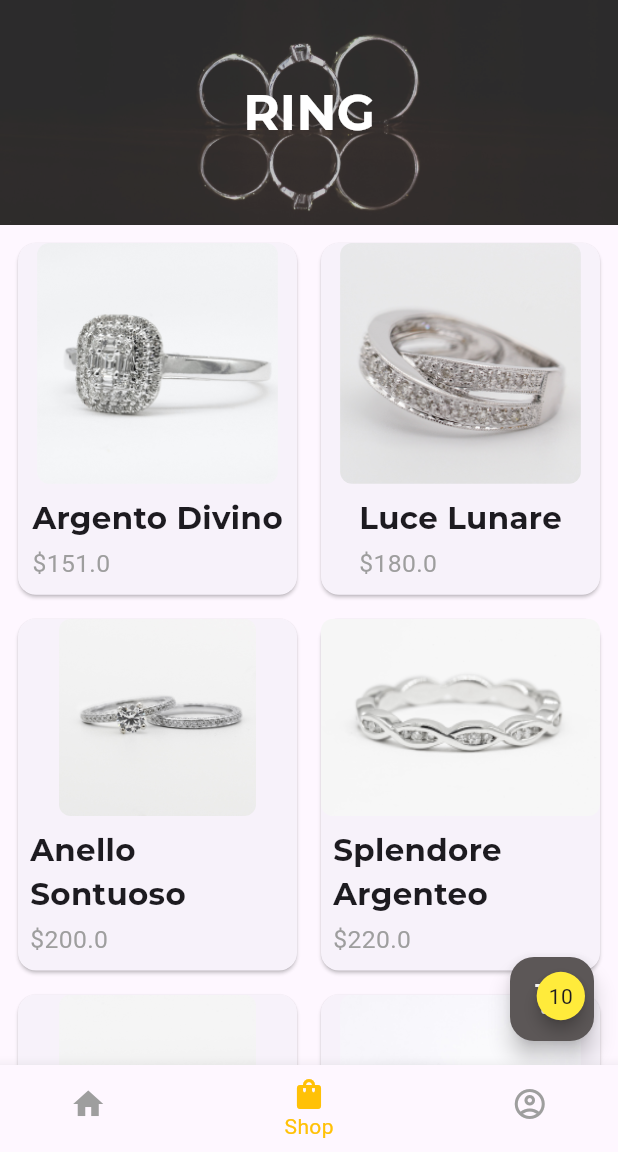
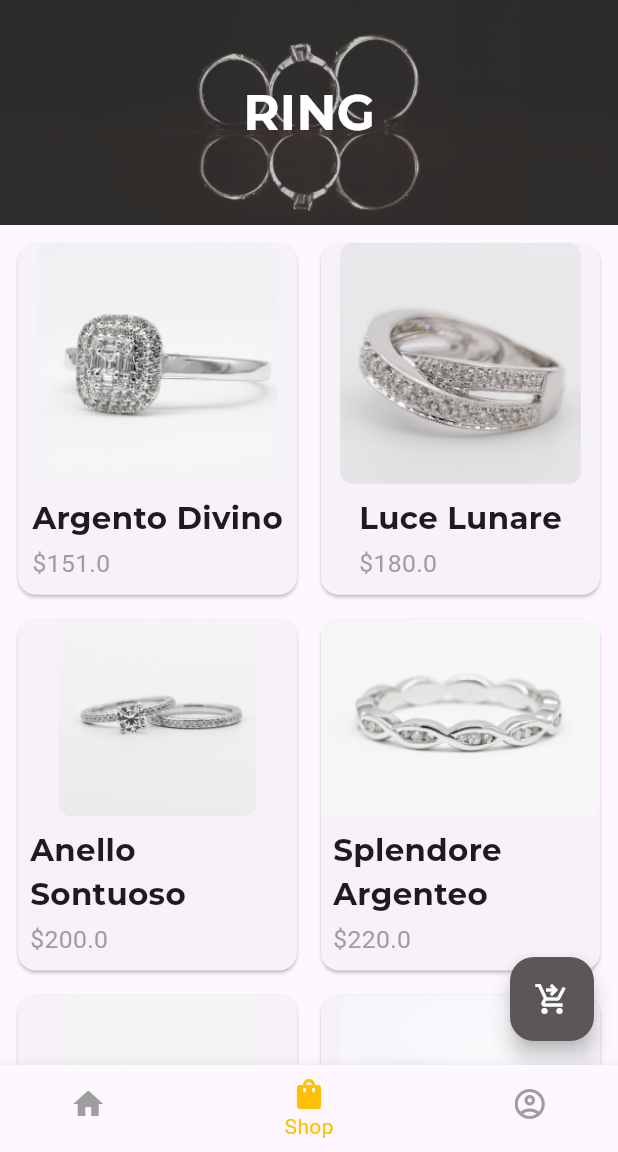
Before and after one commit to nenz24/Lotus, a Flutter app: the screen it shows after launch, item 2 of the bottom bar chosen, on a phone screen of 412 x 824 dp, the part 84-1236 px from its top. Run offline on Flutter 3.47's test engine with Material 3 defaults, Android fonts, the phone set to English and light mode, and no system bars; drawn by our look-alikes of badges; our stand-ins replace flutter_image_slideshow, line_awesome_flutter.

Commit message:
big update on web and mobile screen

```diff
--- a/lib/main.dart
+++ b/lib/main.dart
@@ -18,7 +18,7 @@ class MyApp extends StatelessWidget {
       home: LayoutBuilder(
         builder: (BuildContext context, BoxConstraints constraints) {
           if (constraints.maxWidth <= 800) {
-            return const ScreenMobile();
+            return ScreenMobile();
           } else if (constraints.maxWidth <= 1200) {
             return FirstScreenWeb(gridCount: 4);
           } else {
--- a/lib/mobilescreen/mobile-screen-2/mobile_screen2.dart
+++ b/lib/mobilescreen/mobile-screen-2/mobile_screen2.dart
@@ -110,22 +110,9 @@ class _SecondScreenMobileState extends State<SecondScreenMobile> {
         ),
       ),
       floatingActionButton: FloatingActionButton(
-        child: badges.Badge(
-            badgeContent: Text('10'),
-            showBadge: true,
-            position: badges.BadgePosition.topEnd(),
-            badgeAnimation: badges.BadgeAnimation.scale(toAnimate: true),
-            badgeStyle: badges.BadgeStyle(
-              shape: badges.BadgeShape.circle,
-              badgeColor: Colors.yellow,
-              elevation: 4,
-              padding: const EdgeInsetsDirectional.fromSTEB(8, 8, 8, 8),
-            ),
-            child: Icon(Icons.shopping_cart_checkout)),
+        child: Icon(Icons.shopping_cart_checkout),
         backgroundColor: const Color.fromARGB(255, 92, 87, 87),
         foregroundColor: Colors.white,
-        onPressed: () {},
-      ),
-    );
+        onPressed: () {},));
   }
 }
--- a/lib/mobilescreen/screen_mobile.dart
+++ b/lib/mobilescreen/screen_mobile.dart
@@ -5,22 +5,29 @@ import 'package:flutter/material.dart';
 
 class ScreenMobile extends StatefulWidget {
   const ScreenMobile({Key? key}) : super(key: key);
+
   @override
-  State<ScreenMobile> createState() => _ScreenMobile();
+  State<ScreenMobile> createState() => ScreenMobileState();
 }
 
-class _ScreenMobile extends State<ScreenMobile> {
-  int _SelectedIndex = 0;
+class ScreenMobileState extends State<ScreenMobile> {
+  int _selectedIndex = 0;
 
-  List<Widget> _pages = [
-    FirstScreenMobile(),
+  late final List<Widget> _pages;
+
+  @override
+  void initState() {
+    super.initState();
+    _pages = [
+      FirstScreenMobile(onStartShopping: () => changePage(1)),
       SecondScreenMobile(),
-    ThirdScreenMobile()
+      ThirdScreenMobile(),
     ];
+  }
 
-  void _onItemTapped(int index) {
+  void changePage(int index) {
     setState(() {
-      _SelectedIndex = index;
+      _selectedIndex = index;
     });
   }
 
@@ -28,7 +35,7 @@ class _ScreenMobile extends State<ScreenMobile> {
   Widget build(BuildContext context) {
     return Scaffold(
       body: IndexedStack(
-          index: _SelectedIndex,
+        index: _selectedIndex,
         children: _pages,
       ),
       bottomNavigationBar: BottomNavigationBar(
@@ -38,13 +45,12 @@ class _ScreenMobile extends State<ScreenMobile> {
         unselectedItemColor: Colors.grey,
         items: const <BottomNavigationBarItem>[
           BottomNavigationBarItem(icon: Icon(Icons.home), label: 'For You'),
-            BottomNavigationBarItem(
-                icon: Icon(Icons.shopping_bag), label: 'Shop'),
-            BottomNavigationBarItem(
-                icon: Icon(Icons.account_circle_outlined), label: 'Profile'),
+          BottomNavigationBarItem(icon: Icon(Icons.shopping_bag), label: 'Shop'),
+          BottomNavigationBarItem(icon: Icon(Icons.account_circle_outlined), label: 'Profile'),
         ],
-          currentIndex: _SelectedIndex,
-          onTap: _onItemTapped,
-        ));
+        currentIndex: _selectedIndex,
+        onTap: (index) => changePage(index),
+      ),
+    );
   }
 }
```
Also changed, not shown: lib/mobilescreen/detail_screen.dart (+24 -15 lines), lib/mobilescreen/mobile-screen-1/mobile_screen1.dart (+5 -3 lines), lib/model/cart_model.dart (+11 -0 lines), lib/second-main.dart (added, +21 -0 lines), lib/webscreen/profile_screen.dart (added, +113 -0 lines), lib/webscreen/shopping.dart (+13 -2 lines), lib/webscreen/web_screen.dart (+12 -3 lines), lib/webscreen/widget/profile.dart (added, +50 -0 lines), 3 other files. Lines whose indentation alone changed are shown as unchanged.
